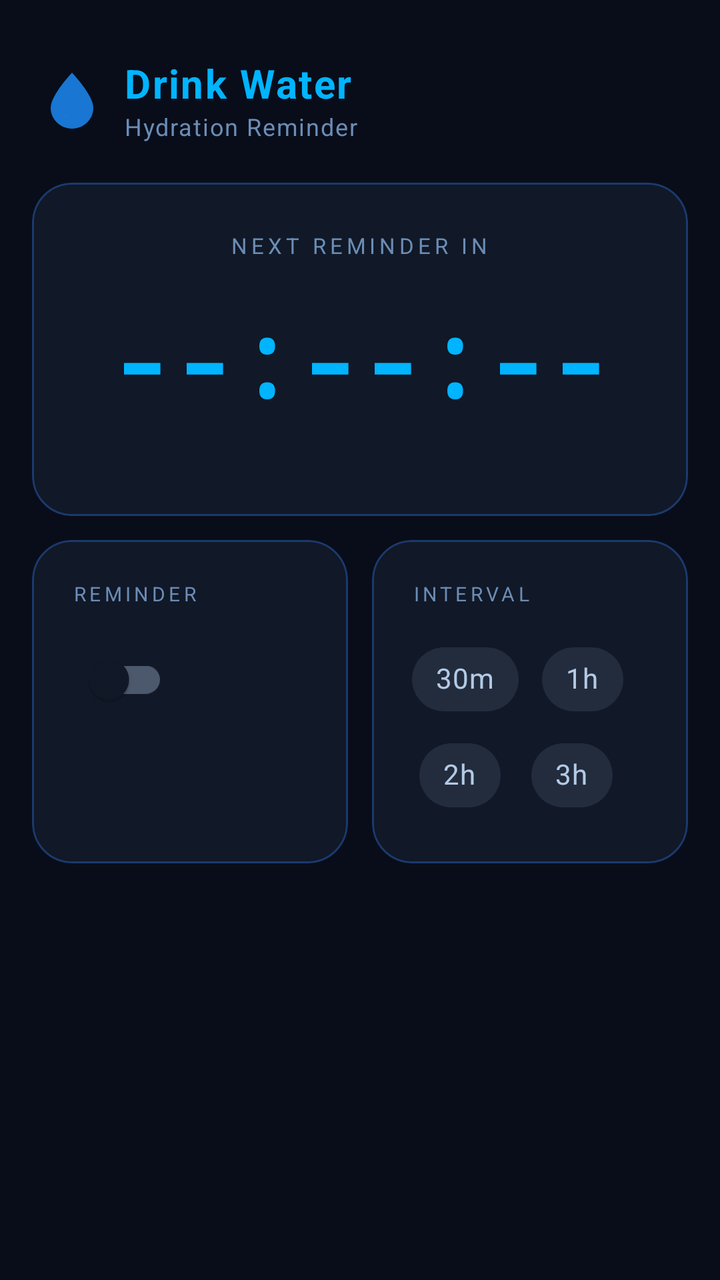
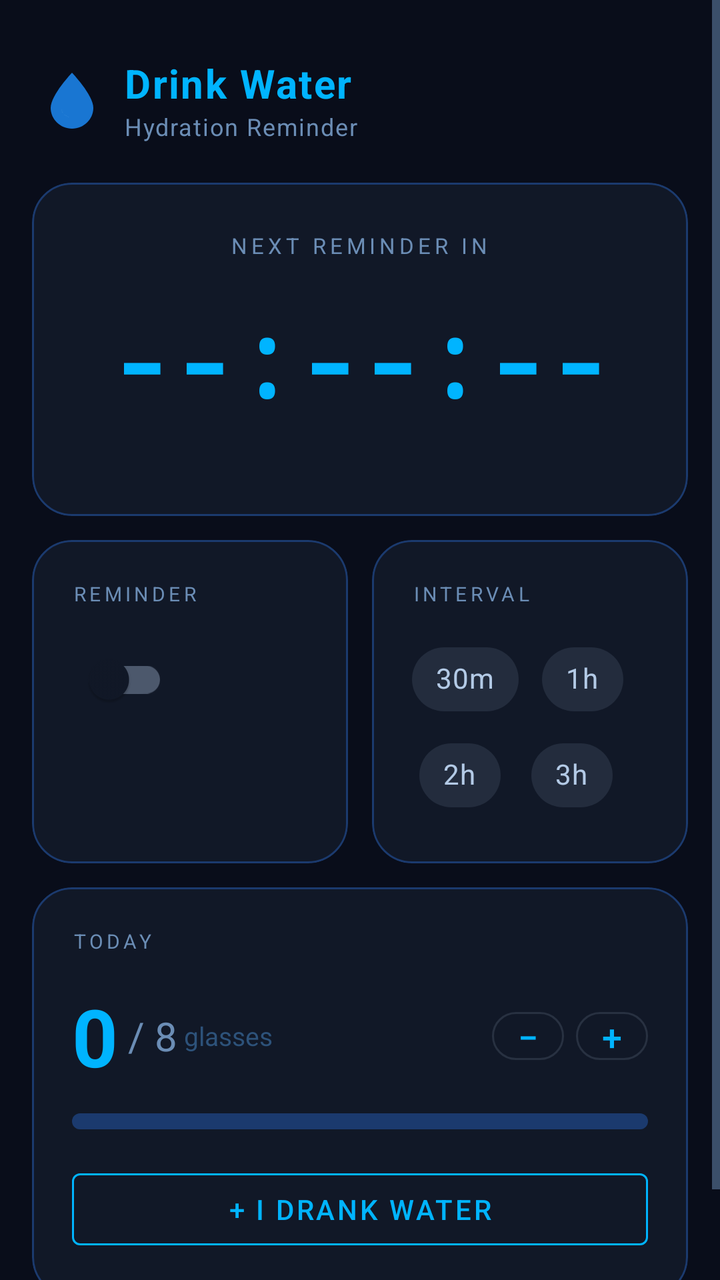

The first picture is an Android layout as it rendered before a commit; the second is the same layout after the commit. The layout source and the unified diff follow.
<!-- AndroidManifest.xml: application theme Theme.DrinkWater -->
<!-- res/layout/activity_main.xml -->
<?xml version="1.0" encoding="utf-8"?>
<ScrollView xmlns:android="http://schemas.android.com/apk/res/android"
    xmlns:app="http://schemas.android.com/apk/res-auto"
    android:layout_width="match_parent"
    android:layout_height="match_parent"
    android:background="@color/background"
    android:fillViewport="true">

    <LinearLayout
        android:layout_width="match_parent"
        android:layout_height="wrap_content"
        android:orientation="vertical"
        android:paddingLeft="16dp"
        android:paddingRight="16dp"
        android:paddingTop="28dp"
        android:paddingBottom="28dp">

        
        <LinearLayout
            android:layout_width="match_parent"
            android:layout_height="wrap_content"
            android:orientation="horizontal"
            android:gravity="center_vertical"
            android:paddingLeft="4dp"
            android:paddingRight="4dp"
            android:layout_marginBottom="20dp">

            <ImageView
                android:layout_width="32dp"
                android:layout_height="32dp"
                android:src="@drawable/ic_water_drop"
                android:layout_marginEnd="10dp"
                android:contentDescription="@string/app_name" />

            <LinearLayout
                android:layout_width="0dp"
                android:layout_height="wrap_content"
                android:layout_weight="1"
                android:orientation="vertical">

                <TextView
                    android:layout_width="wrap_content"
                    android:layout_height="wrap_content"
                    android:text="@string/app_name"
                    android:textSize="20sp"
                    android:textStyle="bold"
                    android:textColor="@color/primary"
                    android:letterSpacing="0.04" />

                <TextView
                    android:layout_width="wrap_content"
                    android:layout_height="wrap_content"
                    android:text="Hydration Reminder"
                    android:textSize="12sp"
                    android:textColor="@color/text_secondary"
                    android:letterSpacing="0.05" />
            </LinearLayout>
        </LinearLayout>

        
        <com.google.android.material.card.MaterialCardView
            android:layout_width="match_parent"
            android:layout_height="wrap_content"
            android:layout_marginBottom="12dp"
            app:cardBackgroundColor="@color/card_surface"
            app:cardCornerRadius="20dp"
            app:cardElevation="0dp"
            app:strokeColor="@color/card_stroke"
            app:strokeWidth="1dp">

            <LinearLayout
                android:layout_width="match_parent"
                android:layout_height="wrap_content"
                android:orientation="vertical"
                android:padding="24dp"
                android:gravity="center_horizontal">

                <TextView
                    android:layout_width="wrap_content"
                    android:layout_height="wrap_content"
                    android:text="NEXT REMINDER IN"
                    android:textSize="11sp"
                    android:textColor="@color/text_secondary"
                    android:textAllCaps="true"
                    android:letterSpacing="0.18"
                    android:layout_marginBottom="14dp" />

                <TextView
                    android:id="@+id/tvCountdown"
                    android:layout_width="wrap_content"
                    android:layout_height="wrap_content"
                    android:text="--:--:--"
                    android:textSize="52sp"
                    android:textStyle="bold"
                    android:textColor="@color/primary"
                    android:fontFamily="monospace"
                    android:layout_marginBottom="6dp" />

                <TextView
                    android:id="@+id/tvCountdownLabel"
                    android:layout_width="wrap_content"
                    android:layout_height="wrap_content"
                    android:text="HH    MM    SS"
                    android:textSize="11sp"
                    android:textColor="@color/text_dim"
                    android:fontFamily="monospace"
                    android:letterSpacing="0.22"
                    android:visibility="invisible" />

            </LinearLayout>
        </com.google.android.material.card.MaterialCardView>

        
        <LinearLayout
            android:layout_width="match_parent"
            android:layout_height="wrap_content"
            android:orientation="horizontal"
            android:layout_marginBottom="12dp">

            
            <com.google.android.material.card.MaterialCardView
                android:layout_width="0dp"
                android:layout_height="match_parent"
                android:layout_weight="1"
                android:layout_marginEnd="6dp"
                app:cardBackgroundColor="@color/card_surface"
                app:cardCornerRadius="20dp"
                app:cardElevation="0dp"
                app:strokeColor="@color/card_stroke"
                app:strokeWidth="1dp">

                <LinearLayout
                    android:layout_width="match_parent"
                    android:layout_height="match_parent"
                    android:orientation="vertical"
                    android:padding="20dp">

                    <TextView
                        android:layout_width="wrap_content"
                        android:layout_height="wrap_content"
                        android:text="REMINDER"
                        android:textSize="10sp"
                        android:textColor="@color/text_secondary"
                        android:textAllCaps="true"
                        android:letterSpacing="0.18"
                        android:layout_marginBottom="12dp" />

                    <com.google.android.material.switchmaterial.SwitchMaterial
                        android:id="@+id/switchReminder"
                        android:layout_width="wrap_content"
                        android:layout_height="wrap_content"
                        android:layout_marginBottom="10dp" />

                    <TextView
                        android:id="@+id/tvReminderStatus"
                        android:layout_width="wrap_content"
                        android:layout_height="wrap_content"
                        android:textSize="13sp"
                        android:textColor="@color/text_secondary" />

                </LinearLayout>
            </com.google.android.material.card.MaterialCardView>

            
            <com.google.android.material.card.MaterialCardView
                android:layout_width="0dp"
                android:layout_height="match_parent"
                android:layout_weight="1"
                android:layout_marginStart="6dp"
                app:cardBackgroundColor="@color/card_surface"
                app:cardCornerRadius="20dp"
                app:cardElevation="0dp"
                app:strokeColor="@color/card_stroke"
                app:strokeWidth="1dp">

                <LinearLayout
                    android:layout_width="match_parent"
                    android:layout_height="match_parent"
                    android:orientation="vertical"
                    android:padding="20dp">

                    <TextView
                        android:layout_width="wrap_content"
                        android:layout_height="wrap_content"
                        android:text="INTERVAL"
                        android:textSize="10sp"
                        android:textColor="@color/text_secondary"
                        android:textAllCaps="true"
                        android:letterSpacing="0.18"
                        android:layout_marginBottom="12dp" />

                    <com.google.android.material.chip.ChipGroup
                        android:id="@+id/chipGroupInterval"
                        android:layout_width="match_parent"
                        android:layout_height="wrap_content"
                        app:singleSelection="true"
                        app:selectionRequired="true">

                        <com.google.android.material.chip.Chip
                            android:id="@+id/chip30min"
                            style="@style/Widget.MaterialComponents.Chip.Choice"
                            android:layout_width="wrap_content"
                            android:layout_height="wrap_content"
                            android:text="30m" />

                        <com.google.android.material.chip.Chip
                            android:id="@+id/chip1hour"
                            style="@style/Widget.MaterialComponents.Chip.Choice"
                            android:layout_width="wrap_content"
                            android:layout_height="wrap_content"
                            android:text="1h" />

                        <com.google.android.material.chip.Chip
                            android:id="@+id/chip2hours"
                            style="@style/Widget.MaterialComponents.Chip.Choice"
                            android:layout_width="wrap_content"
                            android:layout_height="wrap_content"
                            android:text="2h" />

                        <com.google.android.material.chip.Chip
                            android:id="@+id/chip3hours"
                            style="@style/Widget.MaterialComponents.Chip.Choice"
                            android:layout_width="wrap_content"
                            android:layout_height="wrap_content"
                            android:text="3h" />

                    </com.google.android.material.chip.ChipGroup>
                </LinearLayout>
            </com.google.android.material.card.MaterialCardView>

        </LinearLayout>

        
        <com.google.android.material.card.MaterialCardView
            android:id="@+id/cardPermissions"
            android:layout_width="match_parent"
            android:layout_height="wrap_content"
            android:layout_marginBottom="12dp"
            app:cardBackgroundColor="@color/card_surface"
            app:cardCornerRadius="20dp"
            app:cardElevation="0dp"
            app:strokeColor="@color/warning"
            app:strokeWidth="1dp"
            android:visibility="gone">

            <LinearLayout
                android:layout_width="match_parent"
                android:layout_height="wrap_content"
                android:orientation="vertical"
                android:padding="20dp">

                <TextView
                    android:layout_width="wrap_content"
                    android:layout_height="wrap_content"
                    android:text="⚠  Settings need attention"
                    android:textSize="14sp"
                    android:textStyle="bold"
                    android:textColor="@color/warning"
                    android:layout_marginBottom="12dp" />

                <TextView
                    android:id="@+id/tvPermNotif"
                    android:layout_width="wrap_content"
                    android:layout_height="wrap_content"
                    android:textSize="13sp"
                    android:textColor="@color/text_on_card"
                    android:layout_marginBottom="4dp" />

                <TextView
                    android:id="@+id/tvPermAlarm"
                    android:layout_width="wrap_content"
                    android:layout_height="wrap_content"
                    android:textSize="13sp"
                    android:textColor="@color/text_on_card"
                    android:layout_marginBottom="4dp" />

                <TextView
                    android:id="@+id/tvPermBattery"
                    android:layout_width="wrap_content"
                    android:layout_height="wrap_content"
                    android:textSize="13sp"
                    android:textColor="@color/text_on_card"
                    android:layout_marginBottom="4dp" />

                <TextView
                    android:id="@+id/tvPermFsi"
                    android:layout_width="wrap_content"
                    android:layout_height="wrap_content"
                    android:textSize="13sp"
                    android:textColor="@color/text_on_card"
                    android:layout_marginBottom="4dp"
                    android:visibility="gone" />

                <TextView
                    android:id="@+id/tvPermRestricted"
                    android:layout_width="wrap_content"
                    android:layout_height="wrap_content"
                    android:textSize="13sp"
                    android:textColor="@color/error"
                    android:layout_marginBottom="8dp"
                    android:visibility="gone" />

                <com.google.android.material.button.MaterialButton
                    android:id="@+id/btnFixPermissions"
                    android:layout_width="match_parent"
                    android:layout_height="wrap_content"
                    android:text="@string/fix_permissions"
                    android:layout_marginBottom="8dp"
                    android:visibility="gone" />

                <com.google.android.material.button.MaterialButton
                    android:id="@+id/btnBatteryOpt"
                    android:layout_width="match_parent"
                    android:layout_height="wrap_content"
                    android:text="@string/battery_opt_button"
                    style="@style/Widget.MaterialComponents.Button.OutlinedButton"
                    android:layout_marginBottom="8dp"
                    android:visibility="gone" />

                <com.google.android.material.button.MaterialButton
                    android:id="@+id/btnFixFsi"
                    android:layout_width="match_parent"
                    android:layout_height="wrap_content"
                    android:text="@string/enable_full_screen_alerts"
                    style="@style/Widget.MaterialComponents.Button.OutlinedButton"
                    android:visibility="gone" />

            </LinearLayout>
        </com.google.android.material.card.MaterialCardView>

    </LinearLayout>
</ScrollView>
<!-- resources referenced by this layout -->
<resources>
  <color name="background">#090D1A</color>
  <color name="card_stroke">#1B3A6E</color>
  <color name="card_surface">#111827</color>
  <color name="error">#FF4444</color>
  <color name="primary">#00B4FF</color>
  <color name="text_dim">#2D527A</color>
  <color name="text_on_card">#C9E2FF</color>
  <color name="text_secondary">#6B8DB5</color>
  <color name="warning">#FFB300</color>
  <!-- drawable ic_water_drop (drawable) -->
  <?xml version="1.0" encoding="utf-8"?>
  <vector xmlns:android="http://schemas.android.com/apk/res/android"
      android:width="24dp"
      android:height="24dp"
      android:viewportWidth="24"
      android:viewportHeight="24">
      <path
          android:fillColor="#1976D2"
          android:pathData="M12,2C12,2 4,10.4 4,15.2C4,19.5 7.6,23 12,23C16.4,23 20,19.5 20,15.2C20,10.4 12,2 12,2Z" />
      <path
          android:fillColor="#90CAF9"
          android:pathData="M8,15.5C8,13.5 10,11 10,11C10,11 8,13.5 8,15.5C8,17 9.3,18.2 11,18.7C9,18 8,16.9 8,15.5Z" />
  </vector>
  <string name="app_name">Drink Water</string>
  <string name="battery_opt_button">Exclude from Battery Optimization</string>
  <string name="enable_full_screen_alerts">Enable Full-Screen Alerts</string>
  <string name="fix_permissions">Fix Permissions</string>
  <style name="Theme.DrinkWater" parent="Theme.MaterialComponents.DayNight.NoActionBar">
          <item name="colorPrimary">@color/primary</item>
          <item name="colorPrimaryVariant">@color/primary_dark</item>
          <item name="colorOnPrimary">@color/on_primary</item>
          <item name="colorSecondary">@color/accent</item>
          <item name="colorOnSecondary">@color/on_primary</item>
          <item name="colorSurface">@color/card_surface</item>
          <item name="colorOnSurface">@color/text_on_card</item>
          <item name="colorOnBackground">@color/text_on_bg</item>
          <item name="android:colorBackground">@color/background</item>
          <item name="android:windowBackground">@color/background</item>
          <item name="android:textColorPrimary">@color/text_on_bg</item>
          <item name="android:textColorSecondary">@color/text_secondary</item>
          <item name="android:statusBarColor" tools:targetApi="l">@color/background</item>
          <item name="android:navigationBarColor" tools:targetApi="l">@color/background</item>
          <item name="android:windowLightStatusBar" tools:targetApi="m">false</item>
      </style>
  <color name="primary_dark">#005CB2</color>
  <color name="on_primary">#FFFFFF</color>
  <color name="accent">#4A1BFF</color>
  <color name="text_on_bg">#E8F4FF</color>
</resources>

<!-- the commit's change to res/layout/activity_main.xml (unified diff, before → after) -->
@@ -229,6 +229,121 @@
             </com.google.android.material.card.MaterialCardView>
 
         </LinearLayout>
+
+        
+        <com.google.android.material.card.MaterialCardView
+            android:layout_width="match_parent"
+            android:layout_height="wrap_content"
+            android:layout_marginBottom="12dp"
+            app:cardBackgroundColor="@color/card_surface"
+            app:cardCornerRadius="20dp"
+            app:cardElevation="0dp"
+            app:strokeColor="@color/card_stroke"
+            app:strokeWidth="1dp">
+
+            <LinearLayout
+                android:layout_width="match_parent"
+                android:layout_height="wrap_content"
+                android:orientation="vertical"
+                android:padding="20dp">
+
+                <TextView
+                    android:layout_width="wrap_content"
+                    android:layout_height="wrap_content"
+                    android:text="TODAY"
+                    android:textSize="10sp"
+                    android:textColor="@color/text_secondary"
+                    android:textAllCaps="true"
+                    android:letterSpacing="0.18"
+                    android:layout_marginBottom="14dp" />
+
+                <LinearLayout
+                    android:layout_width="match_parent"
+                    android:layout_height="wrap_content"
+                    android:orientation="horizontal"
+                    android:gravity="center_vertical"
+                    android:layout_marginBottom="12dp">
+
+                    <TextView
+                        android:id="@+id/tvDrinkCount"
+                        android:layout_width="wrap_content"
+                        android:layout_height="wrap_content"
+                        android:text="0"
+                        android:textSize="40sp"
+                        android:textStyle="bold"
+                        android:textColor="@color/primary" />
+
+                    <TextView
+                        android:layout_width="wrap_content"
+                        android:layout_height="wrap_content"
+                        android:text=" / "
+                        android:textSize="20sp"
+                        android:textColor="@color/text_secondary" />
+
+                    <TextView
+                        android:id="@+id/tvDailyGoal"
+                        android:layout_width="wrap_content"
+                        android:layout_height="wrap_content"
+                        android:text="8"
+                        android:textSize="20sp"
+                        android:textColor="@color/text_secondary" />
+
+                    <TextView
+                        android:layout_width="0dp"
+                        android:layout_height="wrap_content"
+                        android:layout_weight="1"
+                        android:text=" glasses"
+                        android:textSize="13sp"
+                        android:textColor="@color/text_dim" />
+
+                    <com.google.android.material.button.MaterialButton
+                        android:id="@+id/btnGoalMinus"
+                        style="@style/Widget.MaterialComponents.Button.OutlinedButton"
+                        android:layout_width="36dp"
+                        android:layout_height="36dp"
+                        android:text="−"
+                        android:textSize="18sp"
+                        android:padding="0dp"
+                        android:minWidth="0dp"
+                        android:minHeight="0dp"
+                        app:cornerRadius="18dp"
+                        android:layout_marginEnd="6dp" />
+
+                    <com.google.android.material.button.MaterialButton
+                        android:id="@+id/btnGoalPlus"
+                        style="@style/Widget.MaterialComponents.Button.OutlinedButton"
+                        android:layout_width="36dp"
+                        android:layout_height="36dp"
+                        android:text="+"
+                        android:textSize="18sp"
+                        android:padding="0dp"
+                        android:minWidth="0dp"
+                        android:minHeight="0dp"
+                        app:cornerRadius="18dp" />
+
+                </LinearLayout>
+
+                <ProgressBar
+                    android:id="@+id/progressDrink"
+                    style="@style/Widget.AppCompat.ProgressBar.Horizontal"
+                    android:layout_width="match_parent"
+                    android:layout_height="8dp"
+                    android:progressDrawable="@drawable/bg_progress_drink"
+                    android:max="100"
+                    android:progress="0"
+                    android:layout_marginBottom="16dp" />
+
+                <com.google.android.material.button.MaterialButton
+                    android:id="@+id/btnLogDrink"
+                    style="@style/Widget.MaterialComponents.Button.OutlinedButton"
+                    android:layout_width="match_parent"
+                    android:layout_height="wrap_content"
+                    android:text="@string/log_drink"
+                    app:strokeColor="@color/primary"
+                    android:textColor="@color/primary" />
+
+            </LinearLayout>
+        </com.google.android.material.card.MaterialCardView>
 
         
         <com.google.android.material.card.MaterialCardView
<!-- resource entries referenced after the edit -->
@@ -9,6 +9,24 @@
   <color name="text_on_card">#C9E2FF</color>
   <color name="text_secondary">#6B8DB5</color>
   <color name="warning">#FFB300</color>
+  <!-- drawable bg_progress_drink (drawable) -->
+  <?xml version="1.0" encoding="utf-8"?>
+  <layer-list xmlns:android="http://schemas.android.com/apk/res/android">
+      <item android:id="@android:id/background">
+          <shape android:shape="rectangle">
+              <solid android:color="#1B3A6E" />
+              <corners android:radius="4dp" />
+          </shape>
+      </item>
+      <item android:id="@android:id/progress">
+          <clip>
+              <shape android:shape="rectangle">
+                  <solid android:color="#00B4FF" />
+                  <corners android:radius="4dp" />
+              </shape>
+          </clip>
+      </item>
+  </layer-list>
   <!-- drawable ic_water_drop (drawable) -->
   <?xml version="1.0" encoding="utf-8"?>
   <vector xmlns:android="http://schemas.android.com/apk/res/android"
@@ -27,6 +45,7 @@
   <string name="battery_opt_button">Exclude from Battery Optimization</string>
   <string name="enable_full_screen_alerts">Enable Full-Screen Alerts</string>
   <string name="fix_permissions">Fix Permissions</string>
+  <string name="log_drink">+ I Drank Water</string>
   <style name="Theme.DrinkWater" parent="Theme.MaterialComponents.DayNight.NoActionBar">
           <item name="colorPrimary">@color/primary</item>
           <item name="colorPrimaryVariant">@color/primary_dark</item>
